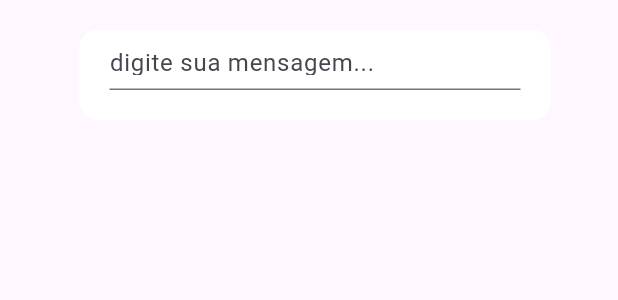
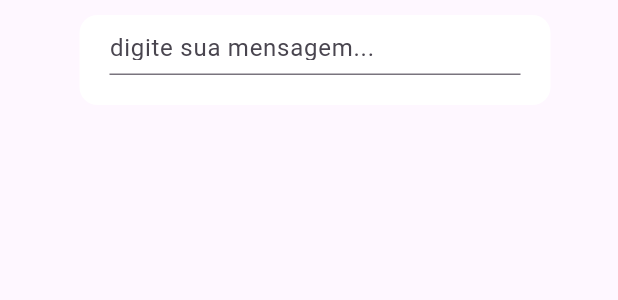
Before and after one commit to cauan-devs/projeto-1-talles, a Flutter app: the Input widget shown alone on an empty page, opened directly, on a phone screen of 412 x 824 dp. Shown: the top 300 px of the screen. Run offline on Flutter 3.47's test engine with Material 3 defaults, Android fonts, the light colour scheme and no system bars; our stand-ins replace get.

Commit message:
só um leve ajuste no container de mensagem.

```diff
--- a/lib/chat/chat_mensages.dart
+++ b/lib/chat/chat_mensages.dart
@@ -132,7 +132,7 @@ class Input extends StatelessWidget {
     return Container(
       width: 550,
       height: 60,
-      margin: const EdgeInsetsDirectional.only(start: 53, top: 20, end: 45),
+      margin: const EdgeInsetsDirectional.only(start: 53, top: 10, end: 45),
       decoration: BoxDecoration(
         borderRadius: BorderRadius.circular(12.0),
         color: Colors.white,
```
